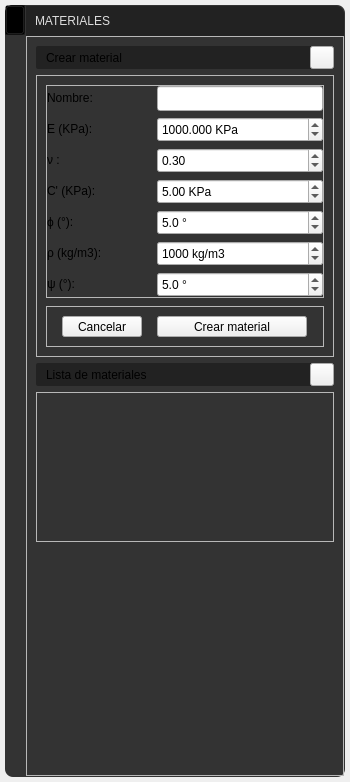
edwinar13/MPM-UN, file app/ui/widget_draw_menu_properties.ui: the form before one commit.
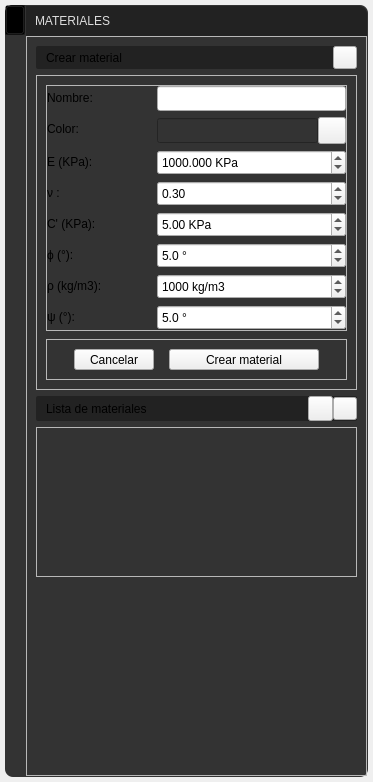
The form after the commit. Icons and pictures are not drawn.

Patch:
```diff
--- a/app/ui/widget_draw_menu_properties.ui
+++ b/app/ui/widget_draw_menu_properties.ui
@@ -999,7 +999,7 @@
                     </property>
                    </widget>
                   </item>
-                  <item row="1" column="0">
+                  <item row="2" column="0">
                    <widget class="QLabel" name="label_textProperties2">
                     <property name="minimumSize">
                      <size>
@@ -1018,7 +1018,7 @@
                     </property>
                    </widget>
                   </item>
-                  <item row="1" column="1">
+                  <item row="2" column="1">
                    <widget class="QDoubleSpinBox" name="doubleSpinBoxl_textPropertiesE">
                     <property name="enabled">
                      <bool>true</bool>
@@ -1052,7 +1052,7 @@
                     </property>
                    </widget>
                   </item>
-                  <item row="2" column="0">
+                  <item row="3" column="0">
                    <widget class="QLabel" name="label_textProperties3">
                     <property name="minimumSize">
                      <size>
@@ -1071,7 +1071,7 @@
                     </property>
                    </widget>
                   </item>
-                  <item row="2" column="1">
+                  <item row="3" column="1">
                    <widget class="QDoubleSpinBox" name="doubleSpinBoxl_textPropertiesV">
                     <property name="enabled">
                      <bool>true</bool>
@@ -1105,7 +1105,7 @@
                     </property>
                    </widget>
                   </item>
-                  <item row="3" column="0">
+                  <item row="4" column="0">
                    <widget class="QLabel" name="label_textProperties4">
                     <property name="minimumSize">
                      <size>
@@ -1124,7 +1124,7 @@
                     </property>
                    </widget>
                   </item>
-                  <item row="3" column="1">
+                  <item row="4" column="1">
                    <widget class="QDoubleSpinBox" name="doubleSpinBoxl_textPropertiesC">
                     <property name="enabled">
                      <bool>true</bool>
@@ -1158,7 +1158,7 @@
                     </property>
                    </widget>
                   </item>
-                  <item row="4" column="0">
+                  <item row="5" column="0">
                    <widget class="QLabel" name="label_textProperties5">
                     <property name="minimumSize">
                      <size>
@@ -1177,7 +1177,7 @@
                     </property>
                    </widget>
                   </item>
-                  <item row="4" column="1">
+                  <item row="5" column="1">
                    <widget class="QDoubleSpinBox" name="doubleSpinBoxl_textPropertiesPhi">
                     <property name="enabled">
                      <bool>true</bool>
@@ -1208,7 +1208,7 @@
                     </property>
                    </widget>
                   </item>
-                  <item row="5" column="0">
+                  <item row="6" column="0">
                    <widget class="QLabel" name="label_textProperties4_2">
                     <property name="minimumSize">
                      <size>
@@ -1227,7 +1227,7 @@
                     </property>
                    </widget>
                   </item>
-                  <item row="5" column="1">
+                  <item row="6" column="1">
                    <widget class="QSpinBox" name="doubleSpinBoxl_textPropertiesP">
                     <property name="minimumSize">
                      <size>
@@ -1249,7 +1249,7 @@
                     </property>
                    </widget>
                   </item>
-                  <item row="6" column="1">
+                  <item row="7" column="1">
                    <widget class="QDoubleSpinBox" name="doubleSpinBoxl_textPropertiesPsi">
                     <property name="enabled">
                      <bool>true</bool>
@@ -1283,7 +1283,7 @@
                     </property>
                    </widget>
                   </item>
-                  <item row="6" column="0">
+                  <item row="7" column="0">
                    <widget class="QLabel" name="label_textProperties6">
                     <property name="minimumSize">
                      <size>
@@ -1302,6 +1302,279 @@
                     </property>
                    </widget>
                   </item>
+                  <item row="1" column="0">
+                   <widget class="QLabel" name="label_textPropertiesColor">
+                    <property name="minimumSize">
+                     <size>
+                      <width>110</width>
+                      <height>0</height>
+                     </size>
+                    </property>
+                    <property name="text">
+                     <string>Color:</string>
+                    </property>
+                    <property name="QLabelStyle" stdset="0">
+                     <number>3</number>
+                    </property>
+                   </widget>
+                  </item>
+                  <item row="1" column="1">
+                   <layout class="QHBoxLayout" name="horizontalLayout_9">
+                    <property name="spacing">
+                     <number>0</number>
+                    </property>
+                    <item>
+                     <widget class="QLineEdit" name="lineEdit_textPropertiesColor">
+                      <property name="enabled">
+                       <bool>false</bool>
+                      </property>
+                      <property name="minimumSize">
+                       <size>
+                        <width>120</width>
+                        <height>25</height>
+                       </size>
+                      </property>
+                      <property name="maximumSize">
+                       <size>
+                        <width>16777215</width>
+                        <height>16777215</height>
+                       </size>
+                      </property>
+                      <property name="palette">
+                       <palette>
+                        <active>
+                         <colorrole role="WindowText">
+                          <brush brushstyle="SolidPattern">
+                           <color alpha="255">
+                            <red>221</red>
+                            <green>221</green>
+                            <blue>221</blue>
+                           </color>
+                          </brush>
+                         </colorrole>
+                         <colorrole role="Button">
+                          <brush brushstyle="SolidPattern">
+                           <color alpha="255">
+                            <red>51</red>
+                            <green>51</green>
+                            <blue>51</blue>
+                           </color>
+                          </brush>
+                         </colorrole>
+                         <colorrole role="Text">
+                          <brush brushstyle="SolidPattern">
+                           <color alpha="255">
+                            <red>221</red>
+                            <green>221</green>
+                            <blue>221</blue>
+                           </color>
+                          </brush>
+                         </colorrole>
+                         <colorrole role="ButtonText">
+                          <brush brushstyle="SolidPattern">
+                           <color alpha="255">
+                            <red>221</red>
+                            <green>221</green>
+                            <blue>221</blue>
+                           </color>
+                          </brush>
+                         </colorrole>
+                         <colorrole role="Base">
+                          <brush brushstyle="SolidPattern">
+                           <color alpha="255">
+                            <red>51</red>
+                            <green>51</green>
+                            <blue>51</blue>
+                           </color>
+                          </brush>
+                         </colorrole>
+                         <colorrole role="Window">
+                          <brush brushstyle="SolidPattern">
+                           <color alpha="255">
+                            <red>51</red>
+                            <green>51</green>
+                            <blue>51</blue>
+                           </color>
+                          </brush>
+                         </colorrole>
+                         <colorrole role="PlaceholderText">
+                          <brush brushstyle="SolidPattern">
+                           <color alpha="128">
+                            <red>221</red>
+                            <green>221</green>
+                            <blue>221</blue>
+                           </color>
+                          </brush>
+                         </colorrole>
+                        </active>
+                        <inactive>
+                         <colorrole role="WindowText">
+                          <brush brushstyle="SolidPattern">
+                           <color alpha="255">
+                            <red>221</red>
+                            <green>221</green>
+                            <blue>221</blue>
+                           </color>
+                          </brush>
+                         </colorrole>
+                         <colorrole role="Button">
+                          <brush brushstyle="SolidPattern">
+                           <color alpha="255">
+                            <red>51</red>
+                            <green>51</green>
+                            <blue>51</blue>
+                           </color>
+                          </brush>
+                         </colorrole>
+                         <colorrole role="Text">
+                          <brush brushstyle="SolidPattern">
+                           <color alpha="255">
+                            <red>221</red>
+                            <green>221</green>
+                            <blue>221</blue>
+                           </color>
+                          </brush>
+                         </colorrole>
+                         <colorrole role="ButtonText">
+                          <brush brushstyle="SolidPattern">
+                           <color alpha="255">
+                            <red>221</red>
+                            <green>221</green>
+                            <blue>221</blue>
+                           </color>
+                          </brush>
+                         </colorrole>
+                         <colorrole role="Base">
+                          <brush brushstyle="SolidPattern">
+                           <color alpha="255">
+                            <red>51</red>
+                            <green>51</green>
+                            <blue>51</blue>
+                           </color>
+                          </brush>
+                         </colorrole>
+                         <colorrole role="Window">
+                          <brush brushstyle="SolidPattern">
+                           <color alpha="255">
+                            <red>51</red>
+                            <green>51</green>
+                            <blue>51</blue>
+                           </color>
+                          </brush>
+                         </colorrole>
+                         <colorrole role="PlaceholderText">
+                          <brush brushstyle="SolidPattern">
+                           <color alpha="128">
+                            <red>221</red>
+                            <green>221</green>
+                            <blue>221</blue>
+                           </color>
+                          </brush>
+                         </colorrole>
+                        </inactive>
+                        <disabled>
+                         <colorrole role="WindowText">
+                          <brush brushstyle="SolidPattern">
+                           <color alpha="255">
+                            <red>221</red>
+                            <green>221</green>
+                            <blue>221</blue>
+                           </color>
+                          </brush>
+                         </colorrole>
+                         <colorrole role="Button">
+                          <brush brushstyle="SolidPattern">
+                           <color alpha="255">
+                            <red>51</red>
+                            <green>51</green>
+                            <blue>51</blue>
+                           </color>
+                          </brush>
+                         </colorrole>
+                         <colorrole role="Text">
+                          <brush brushstyle="SolidPattern">
+                           <color alpha="255">
+                            <red>221</red>
+                            <green>221</green>
+                            <blue>221</blue>
+                           </color>
+                          </brush>
+                         </colorrole>
+                         <colorrole role="ButtonText">
+                          <brush brushstyle="SolidPattern">
+                           <color alpha="255">
+                            <red>221</red>
+                            <green>221</green>
+                            <blue>221</blue>
+                           </color>
+                          </brush>
+                         </colorrole>
+                         <colorrole role="Base">
+                          <brush brushstyle="SolidPattern">
+                           <color alpha="255">
+                            <red>51</red>
+                            <green>51</green>
+                            <blue>51</blue>
+                           </color>
+                          </brush>
+                         </colorrole>
+                         <colorrole role="Window">
+                          <brush brushstyle="SolidPattern">
+                           <color alpha="255">
+                            <red>51</red>
+                            <green>51</green>
+                            <blue>51</blue>
+                           </color>
+                          </brush>
+                         </colorrole>
+                         <colorrole role="PlaceholderText">
+                          <brush brushstyle="SolidPattern">
+                           <color alpha="128">
+                            <red>221</red>
+                            <green>221</green>
+                            <blue>221</blue>
+                           </color>
+                          </brush>
+                         </colorrole>
+                        </disabled>
+                       </palette>
+                      </property>
+                      <property name="styleSheet">
+                       <string notr="true"/>
+                      </property>
+                      <property name="text">
+                       <string/>
+                      </property>
+                      <property name="QLineEditStyle" stdset="0">
+                       <number>2</number>
+                      </property>
+                     </widget>
+                    </item>
+                    <item>
+                     <widget class="QToolButton" name="toolButton_PropertiesColor">
+                      <property name="text">
+                       <string/>
+                      </property>
+                      <property name="icon">
+                       <iconset>
+                        <normaloff>../resources/iconos/iconos_menu_draw_mesh/colo_picker.svg</normaloff>../resources/iconos/iconos_menu_draw_mesh/colo_picker.svg</iconset>
+                      </property>
+                      <property name="iconSize">
+                       <size>
+                        <width>20</width>
+                        <height>20</height>
+                       </size>
+                      </property>
+                      <property name="arrowType">
+                       <enum>Qt::NoArrow</enum>
+                      </property>
+                      <property name="QToolButtonStyle" stdset="0">
+                       <number>1</number>
+                      </property>
+                     </widget>
+                    </item>
+                   </layout>
+                  </item>
                  </layout>
                 </widget>
                </item>
@@ -1443,6 +1716,56 @@
                  </property>
                 </widget>
                </item>
+               <item>
+                <widget class="QToolButton" name="toolButton_showHideProperties">
+                 <property name="sizePolicy">
+                  <sizepolicy hsizetype="Fixed" vsizetype="Maximum">
+                   <horstretch>25</horstretch>
+                   <verstretch>25</verstretch>
+                  </sizepolicy>
+                 </property>
+                 <property name="minimumSize">
+                  <size>
+                   <width>25</width>
+                   <height>25</height>
+                  </size>
+                 </property>
+                 <property name="maximumSize">
+                  <size>
+                   <width>25</width>
+                   <height>25</height>
+                  </size>
+                 </property>
+                 <property name="font">
+                  <font>
+                   <family>Ubuntu</family>
+                   <pointsize>7</pointsize>
+                  </font>
+                 </property>
+                 <property name="styleSheet">
+                  <string notr="true"/>
+                 </property>
+                 <property name="text">
+                  <string/>
+                 </property>
+                 <property name="icon">
+                  <iconset>
+                   <normaloff>../resources/iconos/iconos_menu_draw_mesh/view.svg</normaloff>../resources/iconos/iconos_menu_draw_mesh/view.svg</iconset>
+                 </property>
+                 <property name="iconSize">
+                  <size>
+                   <width>15</width>
+                   <height>15</height>
+                  </size>
+                 </property>
+                 <property name="toolButtonStyle">
+                  <enum>Qt::ToolButtonIconOnly</enum>
+                 </property>
+                 <property name="QToolButtonStyle" stdset="0">
+                  <number>1</number>
+                 </property>
+                </widget>
+               </item>
                <item>
                 <widget class="QToolButton" name="toolButton_cardPropertiesSubTitle2">
                  <property name="text">
```
